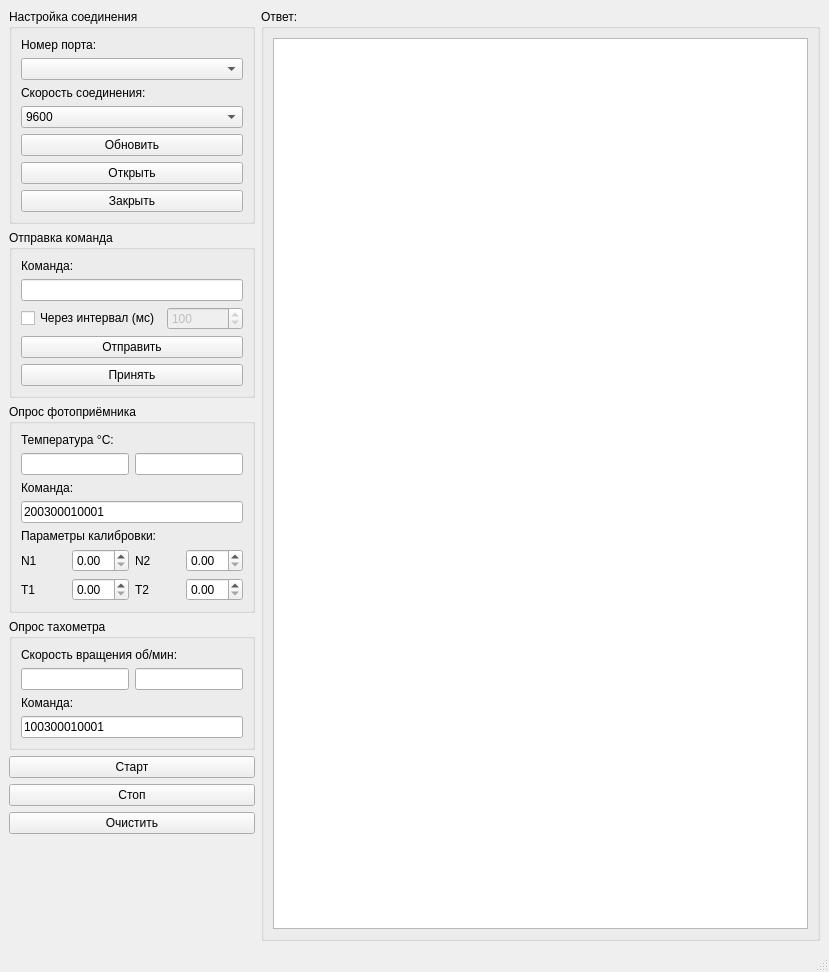
Qt form ui/binwindow.ui (krang4d/SerialPY) before a commit.
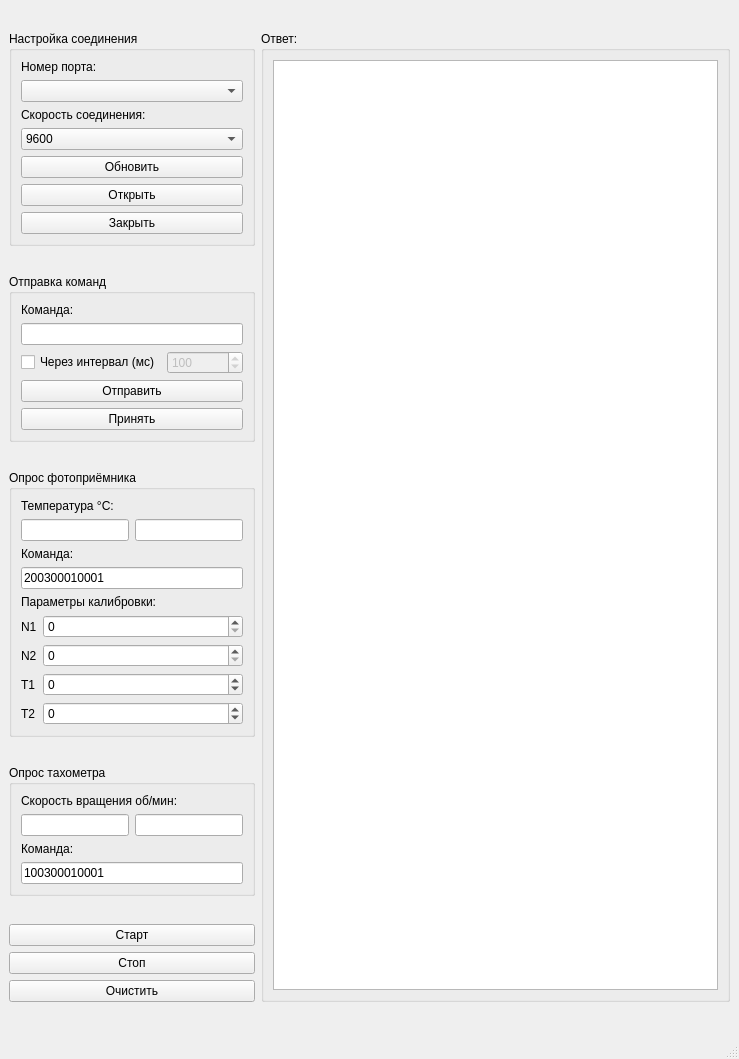
The same form after that commit.

```diff
--- a/ui/binwindow.ui
+++ b/ui/binwindow.ui
@@ -6,8 +6,8 @@
    <rect>
     <x>0</x>
     <y>0</y>
-    <width>829</width>
-    <height>972</height>
+    <width>739</width>
+    <height>1059</height>
    </rect>
   </property>
   <property name="windowTitle">
@@ -146,7 +146,7 @@
        </sizepolicy>
       </property>
       <property name="title">
-       <string>Отправка команда</string>
+       <string>Отправка команд</string>
       </property>
       <layout class="QGridLayout" name="gridLayout_2">
        <item row="1" column="1" colspan="2">
@@ -291,61 +291,75 @@
         </widget>
        </item>
        <item>
-        <widget class="QLabel" name="label_calibr">
-         <property name="text">
-          <string>Параметры калибровки:</string>
-         </property>
-        </widget>
-       </item>
-       <item>
-        <layout class="QHBoxLayout" name="horizontalLayout_2">
-         <item>
-          <widget class="QLabel" name="label_N1">
-           <property name="text">
-            <string>N1</string>
-           </property>
-          </widget>
-         </item>
-         <item>
-          <widget class="QDoubleSpinBox" name="doubleSpinBox_N1">
-           <property name="decimals">
-            <number>2</number>
-           </property>
-          </widget>
-         </item>
-         <item>
+        <layout class="QFormLayout" name="formLayout">
+         <item row="2" column="0">
           <widget class="QLabel" name="label_N2">
            <property name="text">
             <string>N2</string>
            </property>
           </widget>
          </item>
-         <item>
-          <widget class="QDoubleSpinBox" name="doubleSpinBox_N2"/>
-         </item>
-        </layout>
-       </item>
-       <item>
-        <layout class="QHBoxLayout" name="horizontalLayout_3">
-         <item>
+         <item row="3" column="0">
           <widget class="QLabel" name="label_T1">
            <property name="text">
             <string>T1</string>
            </property>
           </widget>
          </item>
-         <item>
-          <widget class="QDoubleSpinBox" name="doubleSpinBox_T1"/>
-         </item>
-         <item>
+         <item row="4" column="0">
           <widget class="QLabel" name="label_T2">
            <property name="text">
             <string>T2</string>
            </property>
           </widget>
          </item>
-         <item>
-          <widget class="QDoubleSpinBox" name="doubleSpinBox_T2"/>
+         <item row="1" column="0">
+          <widget class="QLabel" name="label_N1">
+           <property name="text">
+            <string>N1</string>
+           </property>
+          </widget>
+         </item>
+         <item row="0" column="0" colspan="2">
+          <widget class="QLabel" name="label_calibr">
+           <property name="text">
+            <string>Параметры калибровки:</string>
+           </property>
+          </widget>
+         </item>
+         <item row="1" column="1">
+          <widget class="QSpinBox" name="spinBox_N1">
+           <property name="maximum">
+            <number>999999999</number>
+           </property>
+          </widget>
+         </item>
+         <item row="2" column="1">
+          <widget class="QSpinBox" name="spinBox_N2">
+           <property name="maximum">
+            <number>999999999</number>
+           </property>
+          </widget>
+         </item>
+         <item row="3" column="1">
+          <widget class="QSpinBox" name="spinBox_T1">
+           <property name="minimum">
+            <number>-999999999</number>
+           </property>
+           <property name="maximum">
+            <number>999999999</number>
+           </property>
+          </widget>
+         </item>
+         <item row="4" column="1">
+          <widget class="QSpinBox" name="spinBox_T2">
+           <property name="minimum">
+            <number>-999999999</number>
+           </property>
+           <property name="maximum">
+            <number>999999999</number>
+           </property>
+          </widget>
          </item>
         </layout>
        </item>
@@ -465,7 +479,7 @@
       </property>
      </spacer>
     </item>
-    <item row="0" column="1" rowspan="6">
+    <item row="0" column="1" rowspan="5">
      <widget class="QGroupBox" name="responseGBox">
       <property name="sizePolicy">
        <sizepolicy hsizetype="MinimumExpanding" vsizetype="MinimumExpanding">
```
Left out of the diff: 4 changed lines with no effect on the pictures.
